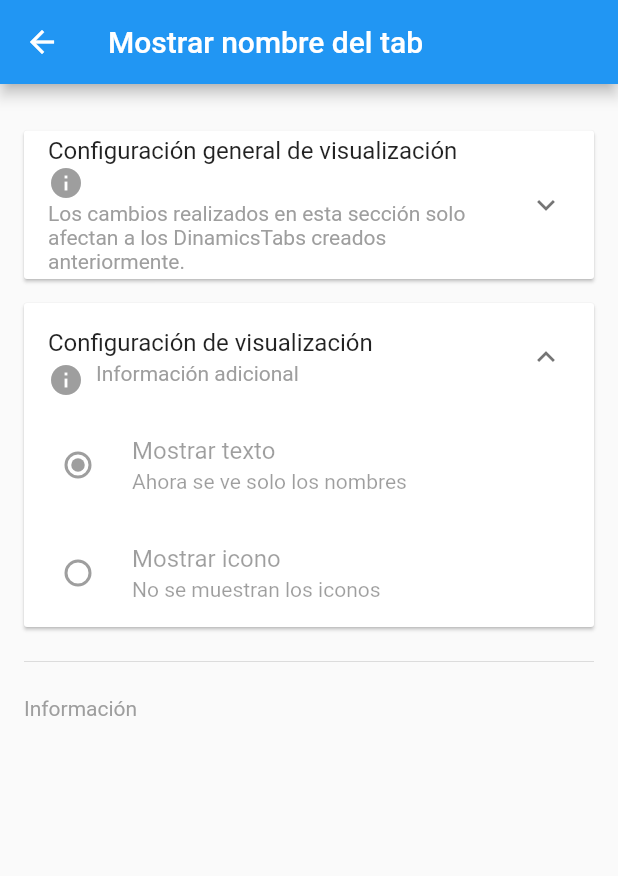
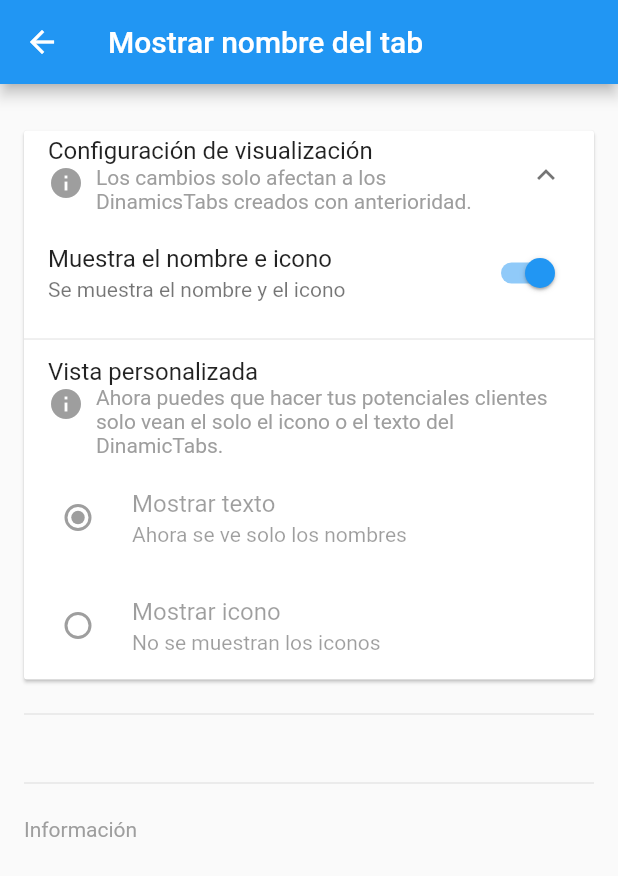
Before and after one commit to MagnoDaza/funciones, a Flutter app: the ShowHideTabsPage screen opened directly, after a tap on "Configuración de visualización", on a phone screen of 412 x 824 dp. Shown: the top 876 px of the screen. Run offline on Flutter 3.47's test engine with Material 2 defaults, Android fonts, the phone set to English and light mode, and no system bars; our stand-ins replace fluttertoast.

Commit message:
ahora funciona bien

```diff
--- a/lib/show_hide_tabs_page.dart
+++ b/lib/show_hide_tabs_page.dart
@@ -29,8 +29,30 @@ class ShowHideTabsPage extends StatelessWidget {
                     },
                     children: [
                       ExpansionPanel(
-                        canTapOnHeader:
-                            true, // Habilitar el tap en el encabezado
+                        canTapOnHeader: true,
+                        headerBuilder: (BuildContext context, bool isExpanded) {
+                          return ListTile(
+                            title: const Text('Configuración de visualización'),
+                            subtitle: Row(
+                              crossAxisAlignment: CrossAxisAlignment.start,
+                              children: [
+                                Icon(Icons.info, color: Colors.grey),
+                                SizedBox(width: 8),
+                                Expanded(
+                                  child: Wrap(
+                                    children: [
+                                      Text(
+                                        'Los cambios solo afectan a los DinamicsTabs creados con anterioridad.',
+                                        style: TextStyle(color: Colors.grey),
+                                      ),
+                                    ],
+                                  ),
+                                ),
+                              ],
+                            ),
+                          );
+                          ;
+                        },
                         body: Wrap(
                           children: [
                             const SizedBox(height: 15),
@@ -42,7 +64,7 @@ class ShowHideTabsPage extends StatelessWidget {
                                 Fluttertoast.showToast(
                                   msg: tabProvider.customNamesEnabled
                                       ? "Nombres e iconos personalizados habilitados"
-                                      : "Nombres e iconos personalizados deshabilitados",
+                                      : "Ahora puedes ocultar todos los nombre o iconos",
                                   toastLength: Toast.LENGTH_SHORT,
                                   gravity: ToastGravity.BOTTOM,
                                 );
@@ -50,35 +72,33 @@ class ShowHideTabsPage extends StatelessWidget {
                               subtitle: Text(
                                 tabProvider.customNamesEnabled
                                     ? 'Se muestra el nombre y el icono'
-                                    : 'No se muestra el nombre y el icono. Ahora puedes hacer otros cambios',
+                                    : 'No se muestra el nombre y el icono.',
                               ),
                             ),
-                          ],
-                        ),
-                        headerBuilder: (BuildContext context, bool isExpanded) {
-                          return ListTile(
-                            title: const Text(
-                              'Configuración general de visualización',
+                            const SizedBox(height: 15),
+                            Divider(),
+                            const SizedBox(height: 15),
+                            ListTile(
+                              title: const Text('Vista personalizada'),
+                              subtitle: Row(
+                                crossAxisAlignment: CrossAxisAlignment.start,
+                                children: [
+                                  Icon(Icons.info, color: Colors.grey),
+                                  SizedBox(width: 8),
+                                  Expanded(
+                                    child: Wrap(
+                                      children: [
+                                        Text(
+                                          'Ahora puedes que hacer tus potenciales clientes solo vean el solo el icono o el texto del DinamicTabs.',
+                                          style: TextStyle(color: Colors.grey),
+                                        ),
+                                      ],
+                                    ),
+                                  ),
+                                ],
+                              ),
                             ),
-                            subtitle: Wrap(
-                              children: [
-                                const Icon(Icons.info, color: Colors.grey),
-                                const SizedBox(width: 8),
-                                Text(
-                                  'Los cambios realizados en esta sección solo afectan a los DinamicsTabs creados anteriormente.',
-                                  style: TextStyle(color: Colors.grey),
-                                ),
-                              ],
-                            ),
-                          );
-                        },
-                        isExpanded: tabProvider.isPanelExpanded(0),
-                      ),
-                      ExpansionPanel(
-                        canTapOnHeader:
-                            true, // Habilitar el tap en el encabezado
-                        body: Wrap(
-                          children: [
+                            const SizedBox(height: 15),
                             RadioListTile(
                               title: const Text('Mostrar texto'),
                               subtitle: Text(
@@ -113,25 +133,13 @@ class ShowHideTabsPage extends StatelessWidget {
                             ),
                           ],
                         ),
-                        headerBuilder: (BuildContext context, bool isExpanded) {
-                          return ListTile(
-                            title: const Text('Configuración de visualización'),
-                            subtitle: Wrap(
-                              children: [
-                                const Icon(Icons.info, color: Colors.grey),
-                                const SizedBox(width: 8),
-                                Text(
-                                  'Información adicional',
-                                  style: TextStyle(color: Colors.grey),
-                                ),
-                              ],
-                            ),
-                          );
-                        },
-                        isExpanded: tabProvider.isPanelExpanded(1),
+                        isExpanded: tabProvider.isPanelExpanded(0),
                       ),
                     ],
                   ),
+                  const SizedBox(height: 15),
+                  const Divider(),
+                  const SizedBox(height: 15),
                   const SizedBox(height: 15),
                   const Divider(),
                   const SizedBox(height: 15),
```
